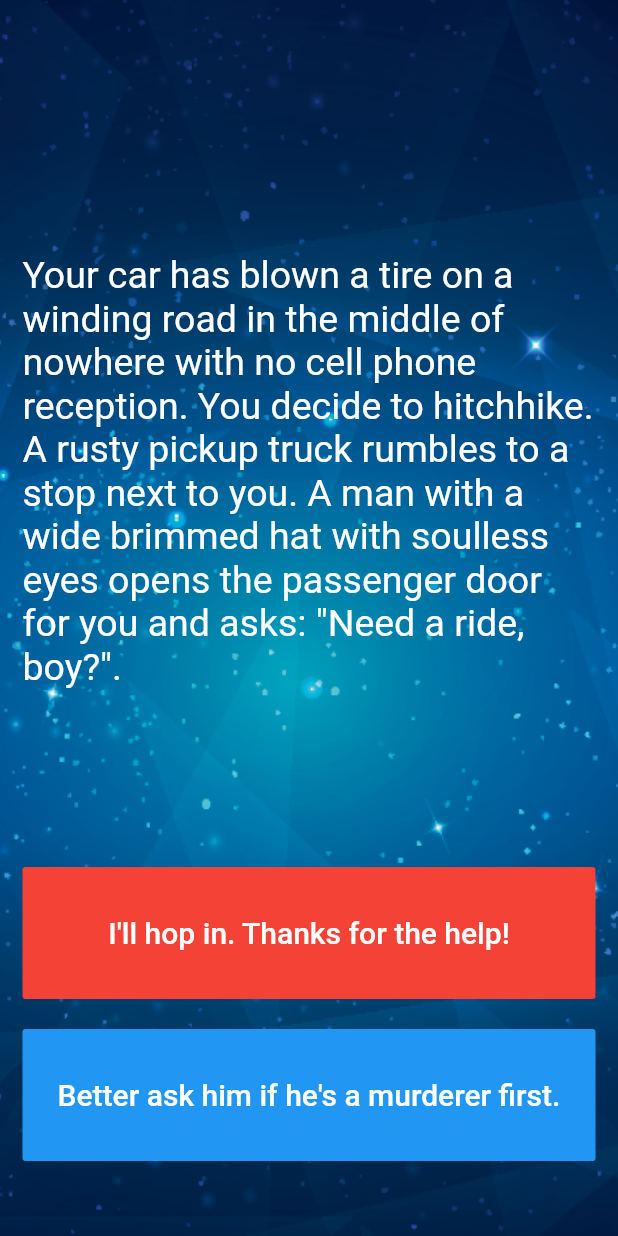
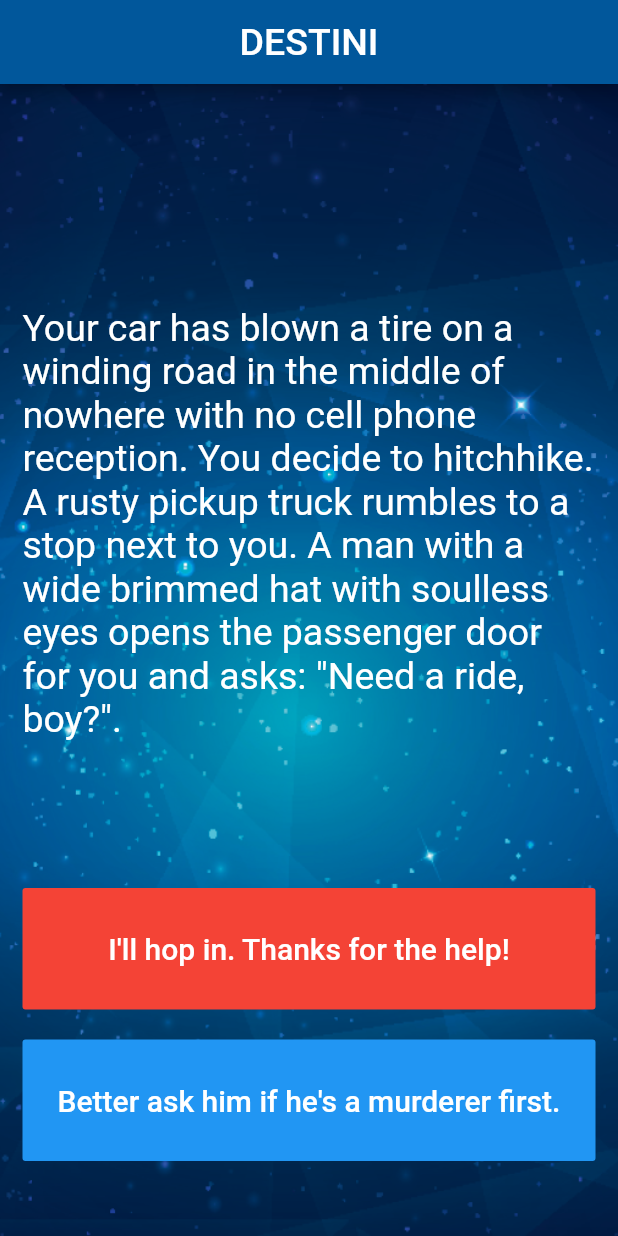
Before and after one commit to Procoder16/Destini, a Flutter app: the screen it shows after launch, on a phone screen of 412 x 824 dp. Run offline on Flutter 3.47's test engine with Material 2 defaults, Android fonts, the phone set to English and light mode, and no system bars.

Commit message:
added the appBar

```diff
--- a/lib/main.dart
+++ b/lib/main.dart
@@ -25,6 +25,16 @@ class _StoryPageState extends State<StoryPage> {
   @override
   Widget build(BuildContext context) {
     return Scaffold(
+      appBar: AppBar(
+        centerTitle: true,
+        backgroundColor: Colors.lightBlue[900],
+        title: Text(
+          'DESTINI',
+          style: TextStyle(
+            fontSize: 25.0,
+          ),
+        ),
+      ),
       body: Container(
         //TODO: Step 1 - Add background.png to this Container as a background image.
 
```
